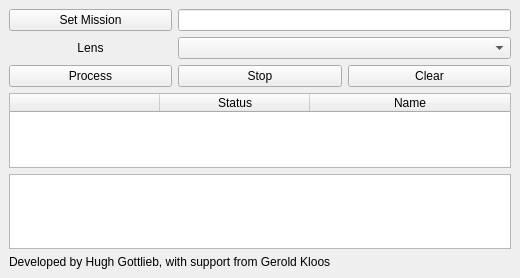
Hugh-Gottlieb/dpl, file postprocessing/postprocessing.ui: the form before one commit.
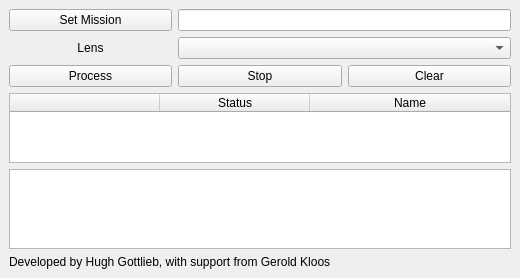
The form after the commit.

Commit message: postprocessing: stretch table not log

```diff
--- a/postprocessing/postprocessing.ui
+++ b/postprocessing/postprocessing.ui
@@ -16,7 +16,7 @@
   <widget class="QWidget" name="central_widget">
    <layout class="QGridLayout" name="gridLayout_2">
     <item row="0" column="0">
-     <layout class="QGridLayout" name="grid_layout">
+     <layout class="QGridLayout" name="grid_layout" rowstretch="0,0,0,10,0,0">
       <property name="verticalSpacing">
        <number>6</number>
       </property>
```
The commit also changes 1 other file.
